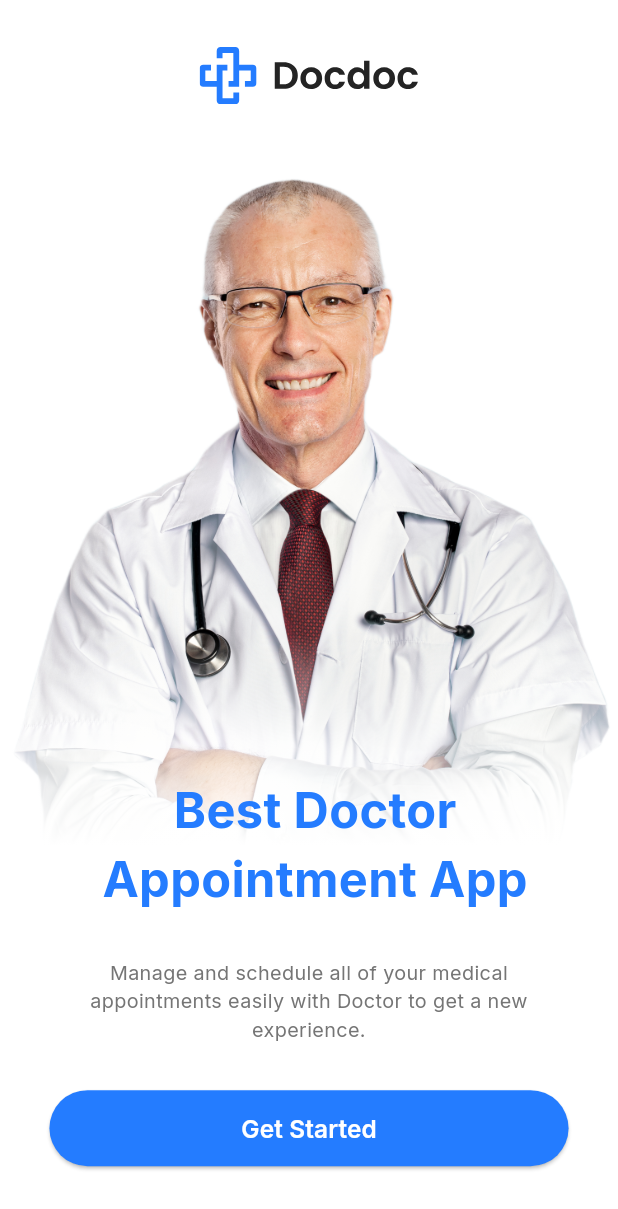
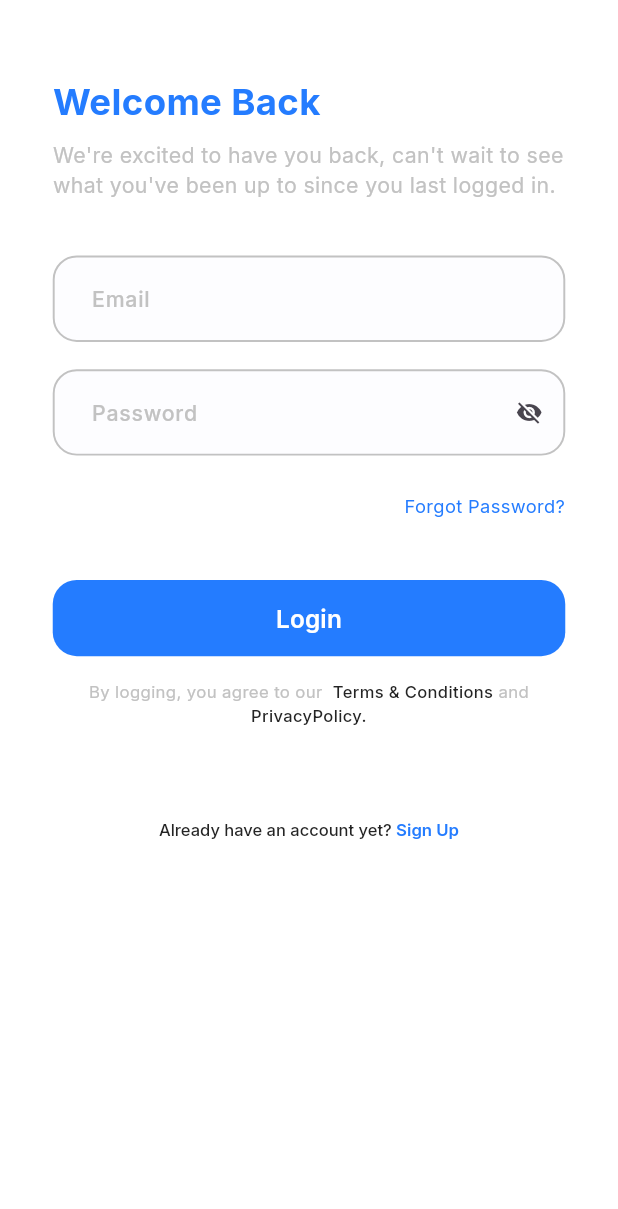
Before and after one commit to Ahmed-Ekramy/Appointment-Doctor, a Flutter app: the screen it shows after launch, after a tap on "Get Started", on a phone screen of 412 x 824 dp. Shown: the top 1209 px of the screen. Run offline on Flutter 3.47's test engine with Material 3 defaults, Android fonts, the phone set to English and light mode, and no system bars; our stand-ins replace flutter_screenutil, flutter_svg, google_fonts.

Commit message:
add some colors add some textStyle finished login ui

```diff
--- a/lib/core/routing/app_route.dart
+++ b/lib/core/routing/app_route.dart
@@ -1,4 +1,5 @@
 import 'package:appointment/core/routing/route.dart';
+import 'package:appointment/feature/login/presentation/pages/login_screen.dart';
 import 'package:flutter/material.dart';
 import '../../onboarding_screen.dart';
 
@@ -9,6 +10,12 @@ class AppRouter {
         return MaterialPageRoute(
           builder: (context) {
             return const OnBoardingScreen();
+          },
+        );
+        case Routes.login:
+        return MaterialPageRoute(
+          builder: (context) {
+            return const LoginScreen();
           },
         );
       default:
--- a/lib/core/routing/route.dart
+++ b/lib/core/routing/route.dart
@@ -1,4 +1,6 @@
-class Routes{
+class
+Routes{
   static const String onBoarding="onBoardingScreen";
   static const String home="homeScreen";
+  static const String login="login";
 }
--- /dev/null
+++ b/lib/core/shard_widget/app_text_form_field.dart
@@ -0,0 +1,57 @@
+import 'package:appointment/core/theming/app_colors.dart';
+import 'package:appointment/core/theming/app_text.dart';
+import 'package:flutter/material.dart';
+import 'package:flutter_screenutil/flutter_screenutil.dart';
+
+class AppTextFormField extends StatelessWidget {
+  final bool? isObscureText;
+  final Color? backGroundColorTextFormField;
+  final EdgeInsetsGeometry? contentPadding;
+  final Widget? suffixIcon;
+  final String hintText;
+  final InputBorder? focusedBorder;
+  final InputBorder? enabledBorder;
+  final TextStyle? inputTextStyle;
+  final TextStyle? hintTextStyle;
+
+  const AppTextFormField(
+      {super.key,
+      this.isObscureText,
+      this.suffixIcon,
+      required this.hintText,
+      this.focusedBorder,
+      this.enabledBorder,
+      this.inputTextStyle,
+      this.hintTextStyle,
+      this.contentPadding,
+      this.backGroundColorTextFormField});
+
+  @override
+  Widget build(BuildContext context) {
+    return TextFormField(
+      obscureText: isObscureText ?? false,
+      style: inputTextStyle ??
+          inter14w500().copyWith(color: ColorManager.blackColor),
+      decoration: InputDecoration(
+          isDense: true,
+          contentPadding: contentPadding ??
+              EdgeInsetsDirectional.symmetric(horizontal: 20.w, vertical: 18.h),
+          focusedBorder: focusedBorder ??
+              OutlineInputBorder(
+                  borderSide: const BorderSide(
+                      color: ColorManager.mainBlue, width: 1.3),
+                  borderRadius: BorderRadius.circular(16)),
+          enabledBorder: enabledBorder ??
+              OutlineInputBorder(
+                  borderSide: const BorderSide(
+                      color: ColorManager.lightGrayColor, width: 1.3),
+                  borderRadius: BorderRadius.circular(16)),
+          hintText: hintText,
+          hintStyle: hintTextStyle ?? inter14w500(),
+          suffixIcon: suffixIcon,
+          fillColor:
+              backGroundColorTextFormField ?? ColorManager.moreLightGrayColor,
+          filled: true),
+    );
+  }
+}
--- /dev/null
+++ b/lib/core/shard_widget/custom_button.dart
@@ -0,0 +1,42 @@
+import 'package:flutter/material.dart';
+import 'package:flutter_screenutil/flutter_screenutil.dart';
+
+import '../theming/app_colors.dart';
+import '../theming/app_text.dart';
+
+class CustomButton extends StatelessWidget {
+  final double? borderRadius;
+  final double? horizontal;
+  final double? vertical;
+  final double? widthButton;
+  final double? heightButton;
+  final Color? colorButton;
+  final String? nameButton;
+  final VoidCallback? onPressed;
+
+  const CustomButton(
+      {this.borderRadius,
+      this.horizontal,
+      this.vertical,
+      this.widthButton,
+      this.heightButton,
+      this.nameButton,
+      this.onPressed,
+      super.key, this.colorButton});
+
+  @override
+  Widget build(BuildContext context) {
+    return ElevatedButton(
+      style: ButtonStyle(
+          shape: MaterialStateProperty.all<RoundedRectangleBorder>(
+              RoundedRectangleBorder(borderRadius: BorderRadius.circular(borderRadius??16))),
+          padding: MaterialStateProperty.all<EdgeInsets>(
+              EdgeInsets.symmetric(horizontal:horizontal?? 12.w, vertical:vertical??  14.h)),
+          backgroundColor:
+               MaterialStatePropertyAll(colorButton??ColorManager.primaryColor),
+          fixedSize: MaterialStateProperty.all(Size(widthButton?? double.maxFinite,heightButton?? 50.h))),
+      onPressed: onPressed,
+      child: Text(nameButton??'Login', textAlign: TextAlign.center, style: inter16w600()),
+    );
+  }
+}
--- a/lib/core/theming/app_colors.dart
+++ b/lib/core/theming/app_colors.dart
@@ -1,8 +1,12 @@
 
-import 'dart:ui';
+
+import 'package:flutter/material.dart';
 
 class ColorManager{
   static const primaryColor=Color(0xff247CFF);
+  static const mainBlue=Color(0xff247CFF);
   static const blackColor=Color(0xff242424);
   static const grayColor=Color(0xFF757575);
+  static const lightGrayColor=Color(0xFFC2C2C2);
+  static const moreLightGrayColor=Color(0xFFFDFDFF);
 }
--- a/lib/core/theming/app_text.dart
+++ b/lib/core/theming/app_text.dart
@@ -9,6 +9,28 @@ TextStyle inter32w700()=>GoogleFonts.inter(
 TextStyle inter13w400()=>GoogleFonts.inter(
     fontWeight: FontWeight.w400,fontSize: 13.sp,color: ColorManager.grayColor
 );
+TextStyle inter14w400()=>GoogleFonts.inter(
+    fontWeight: FontWeight.w400,fontSize: 14.sp,color: ColorManager.lightGrayColor
+);
 TextStyle inter16w600()=>GoogleFonts.inter(
     fontWeight: FontWeight.w600,fontSize: 16.sp,color: Colors.white
 );
+TextStyle inter11w600()=>GoogleFonts.inter(
+    fontWeight: FontWeight.w600,fontSize: 11.sp,color: ColorManager.primaryColor
+);
+TextStyle inter14w500()=>GoogleFonts.inter(
+    fontWeight: FontWeight.w500,fontSize: 14.sp,color: ColorManager.lightGrayColor
+);
+TextStyle inter11w500()=>GoogleFonts.inter(
+  color: ColorManager.blackColor,
+  fontSize: 11,
+  fontWeight: FontWeight.w500,
+);
+TextStyle inter24w700()=>GoogleFonts.inter(
+    fontWeight: FontWeight.w700,fontSize: 24.sp,color:ColorManager.primaryColor
+
+);
+TextStyle inter12w400()=>GoogleFonts.inter(
+    fontWeight: FontWeight.w400,fontSize: 12.sp,color:ColorManager.primaryColor
+
+);
--- /dev/null
+++ b/lib/feature/login/presentation/pages/login_screen.dart
@@ -0,0 +1,98 @@
+import 'package:appointment/core/theming/app_text.dart';
+import 'package:flutter/material.dart';
+import 'package:flutter_screenutil/flutter_screenutil.dart';
+
+import '../../../../core/shard_widget/app_text_form_field.dart';
+import '../../../../core/shard_widget/custom_button.dart';
+import '../widgets/already_have_an_account.dart';
+import '../widgets/terms_conditions.dart';
+
+class LoginScreen extends StatefulWidget {
+  const LoginScreen({Key? key}) : super(key: key);
+
+  @override
+  State<LoginScreen> createState() => _LoginScreenState();
+}
+
+class _LoginScreenState extends State<LoginScreen> {
+  final formKey = GlobalKey<FormState>();
+  bool isObscure = true;
+
+  @override
+  Widget build(BuildContext context) {
+    return Scaffold(
+      body: SafeArea(
+          child: Padding(
+        padding: EdgeInsets.symmetric(vertical: 50.0.h, horizontal: 32.w),
+        child: SingleChildScrollView(
+          keyboardDismissBehavior: ScrollViewKeyboardDismissBehavior.onDrag,
+          child: Column(
+            crossAxisAlignment: CrossAxisAlignment.start,
+            children: [
+              Text(
+                "Welcome Back",
+                style: inter24w700(),
+              ),
+              SizedBox(
+                height: 8.h,
+              ),
+              Text(
+                'We\'re excited to have you back, can\'t wait to see what you\'ve been up to since you last logged in.',
+                style: inter14w400(),
+              ),
+              SizedBox(
+                height: 36.h,
+              ),
+              Form(
+                  key: formKey,
+                  child: Column(
+                    children: [
+                      const AppTextFormField(hintText: 'Email'),
+                      SizedBox(
+                        height: 18.h,
+                      ),
+                      AppTextFormField(
+                          hintText: 'Password',
+                          isObscureText: isObscure,
+                          suffixIcon: InkWell(
+                            onTap: () {
+                              setState(() {
+                                isObscure = !isObscure;
+                              });
+                            },
+                            child: Icon(
+                              isObscure ? Icons.visibility_off : Icons.visibility,
+                            ),
+                          )),
+                    ],
+                  )),
+              SizedBox(
+                height: 25.h,
+              ),
+              Align(
+                alignment: AlignmentDirectional.centerEnd,
+                child: Text(
+                  'Forgot Password?',
+                  textAlign: TextAlign.right,
+                  style: inter12w400(),
+                ),
+              ),
+              SizedBox(
+                height: 40.h,
+              ),
+               const CustomButton(),
+              SizedBox(
+                height: 16.h,
+              ),
+              const TermsAndConditionsText(),
+              SizedBox(
+                height: 60.h,
+              ),
+              const AlreadyHaveAnAccount()
+            ],
+          ),
+        ),
+      )),
+    );
+  }
+}
--- /dev/null
+++ b/lib/feature/login/presentation/widgets/already_have_an_account.dart
@@ -0,0 +1,36 @@
+import 'package:flutter/material.dart';
+
+import '../../../../core/theming/app_text.dart';
+
+class AlreadyHaveAnAccount extends StatelessWidget {
+  const AlreadyHaveAnAccount({
+    super.key,
+  });
+
+  @override
+  Widget build(BuildContext context) {
+    return Row(
+      mainAxisAlignment: MainAxisAlignment.center,
+      children: [
+        RichText(
+            textAlign: TextAlign.center,
+            text: TextSpan(
+                children: [
+                  TextSpan(
+                      text: 'Already have an account yet?',
+                      style:inter11w500()
+                  ),
+                  TextSpan(
+                      text: ' ',
+                      style: inter11w500()
+                  ),
+                  TextSpan(
+                      text: 'Sign Up ',
+                      style: inter11w600()
+                  ),
+                ])
+        ),
+      ],
+    );
+  }
+}
--- /dev/null
+++ b/lib/feature/login/presentation/widgets/terms_conditions.dart
@@ -0,0 +1,53 @@
+import 'package:flutter/material.dart';
+import 'package:flutter_screenutil/flutter_screenutil.dart';
+
+import '../../../../core/theming/app_text.dart';
+
+class TermsAndConditionsText extends StatelessWidget {
+  const TermsAndConditionsText({
+    super.key,
+  });
+
+  @override
+  Widget build(BuildContext context) {
+    return Text.rich(
+      TextSpan(
+        children: [
+          TextSpan(
+            text: 'By logging, you agree to our',
+            style: inter14w400().copyWith(fontSize: 11.sp),
+          ),
+          TextSpan(
+            text: ' ',
+            style:  inter14w400().copyWith(fontSize: 11.sp),
+          ),
+          TextSpan(
+            text: ' ',
+            style: inter14w400().copyWith(fontSize: 11.sp),
+          ),
+          TextSpan(
+              text: 'Terms & Conditions',
+              style: inter11w500()
+          ),
+          TextSpan(
+            text: ' ',
+            style:  inter14w400().copyWith(fontSize: 11.sp),
+          ),
+          TextSpan(
+            text: 'and',
+            style: inter14w400().copyWith(fontSize: 11.sp),
+          ),
+          TextSpan(
+            text: ' ',
+            style:  inter14w400().copyWith(fontSize: 11.sp),
+          ),
+          TextSpan(
+              text: 'PrivacyPolicy.',
+              style: inter11w500()
+          ),
+        ],
+      ),
+      textAlign: TextAlign.center,
+    );
+  }
+}
--- a/lib/onboarding_screen.dart
+++ b/lib/onboarding_screen.dart
@@ -2,6 +2,7 @@ import 'package:appointment/core/theming/app_colors.dart';
 import 'package:flutter/material.dart';
 import 'package:flutter_screenutil/flutter_screenutil.dart';
 import 'Image_doc.dart';
+import 'core/routing/route.dart';
 import 'core/theming/app_text.dart';
 import 'doc_logo_and_name.dart';
 
@@ -34,13 +35,15 @@ class OnBoardingScreen extends StatelessWidget {
                     SizedBox(height: 30.h,),
                     ElevatedButton(
                         style: ButtonStyle(
-                            backgroundColor:MaterialStateProperty.all(ColorManager.primaryColor),
+                            backgroundColor: MaterialStateProperty.all(
+                                ColorManager.primaryColor),
                             tapTargetSize: MaterialTapTargetSize.shrinkWrap,
-                            minimumSize: MaterialStateProperty.all(Size(double.infinity,50.h))
+                            minimumSize: MaterialStateProperty.all(Size(double
+                                .infinity, 50.h))
                         ),
                         onPressed: () {
-
-                        }, child: Text("Get Started",style: inter16w600(),)),
+                          Navigator.pushNamed(context, Routes.login);
+                        }, child: Text("Get Started", style: inter16w600(),)),
                   ],
                 ),
               ),
```
